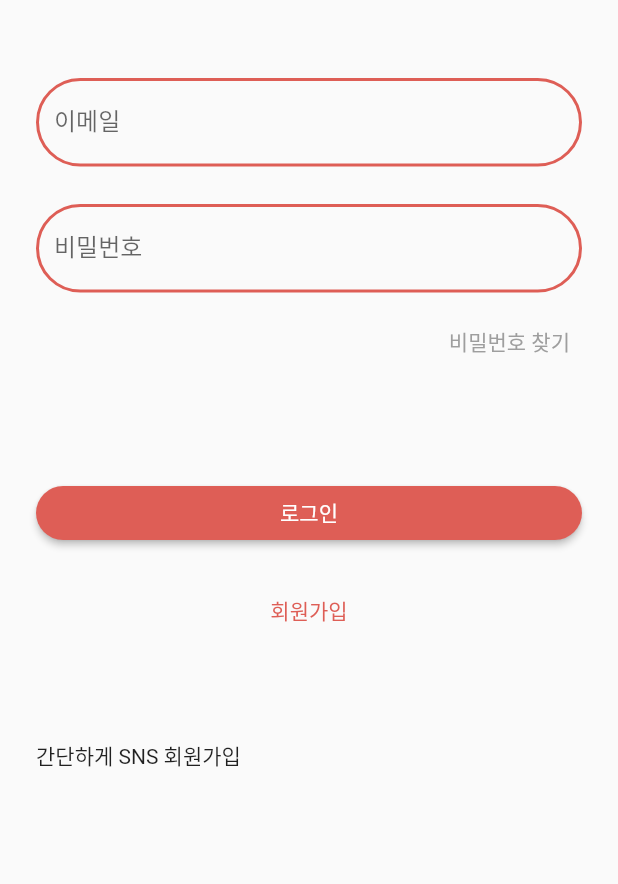
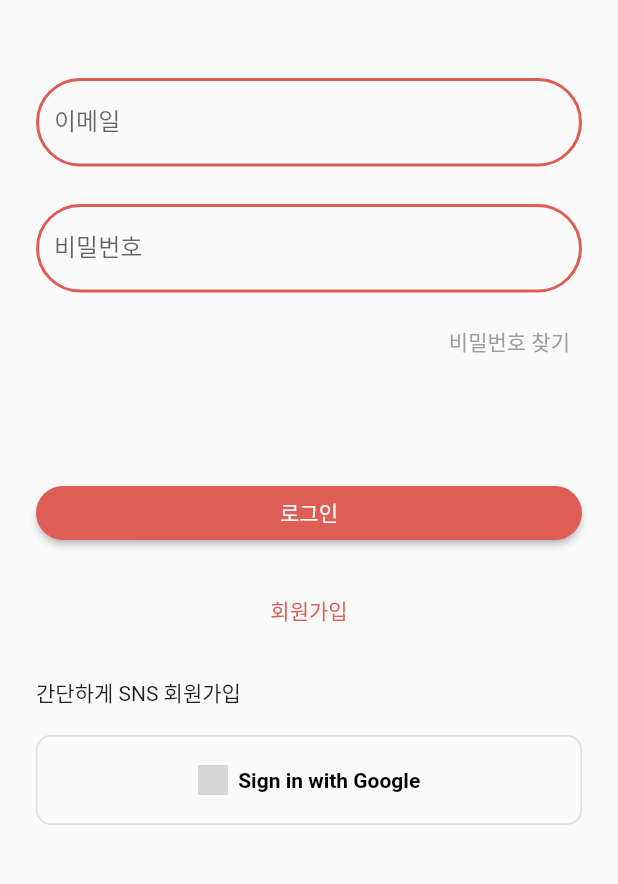
Before and after one commit to muyaho-universe/team_project, a Flutter app: the screen it shows after launch, on a phone screen of 412 x 824 dp, the part 216-1100 px from its top. Run offline on Flutter 3.47's test engine with Material 2 defaults, Android fonts, the phone set to English and light mode, and no system bars; our stand-ins replace firebase_auth; missing offline and left inert: firebase_ui_auth; accounts and stored records are empty; Roboto replaces fonts that are missing (Baemin); grey boxes are pictures that could not be loaded.

Commit message:
Update sign in with Google

```diff
--- a/lib/login.dart
+++ b/lib/login.dart
@@ -122,11 +122,37 @@ class _LoginPageState extends State<LoginPage> {
                 ),
               ),
             ),
-            SizedBox(height: 62),
+            SizedBox(height: 20),
             Text(
               '간단하게 SNS 회원가입',
               style: TextStyle(
                 fontSize: 14,
+              ),
+            ),
+            SizedBox(height: 18,),
+            OutlinedButton(
+              onPressed: () {}, //signInWithGoogle,
+              child: Row(
+                mainAxisAlignment: MainAxisAlignment.center,
+                children: [
+                  Image.asset(
+                    'assets/icon/google_logo_icon.png',
+                    width: 20,
+                  ),
+                  Text(
+                    "  Sign in with Google",
+                    style: TextStyle(
+                      color: Colors.black,
+                      fontWeight: FontWeight.bold,
+                    ),
+                  ),
+                ],
+              ),
+              style: OutlinedButton.styleFrom(
+                padding: EdgeInsets.symmetric(vertical: 20),
+                shape: const RoundedRectangleBorder(
+                  borderRadius: BorderRadius.all(Radius.circular(10)),
+                ),
               ),
             ),
           ],
```
